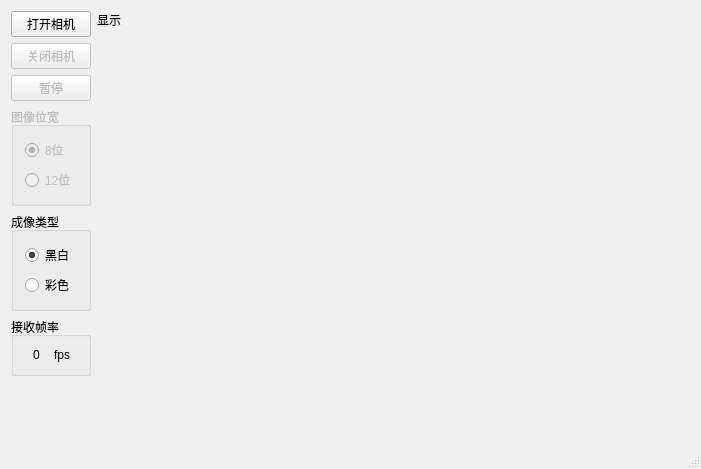
First picture: the form in usb3_camera/mainwindow.ui, repository betterorbest/usb_camera_with_Cypress, before the edit.
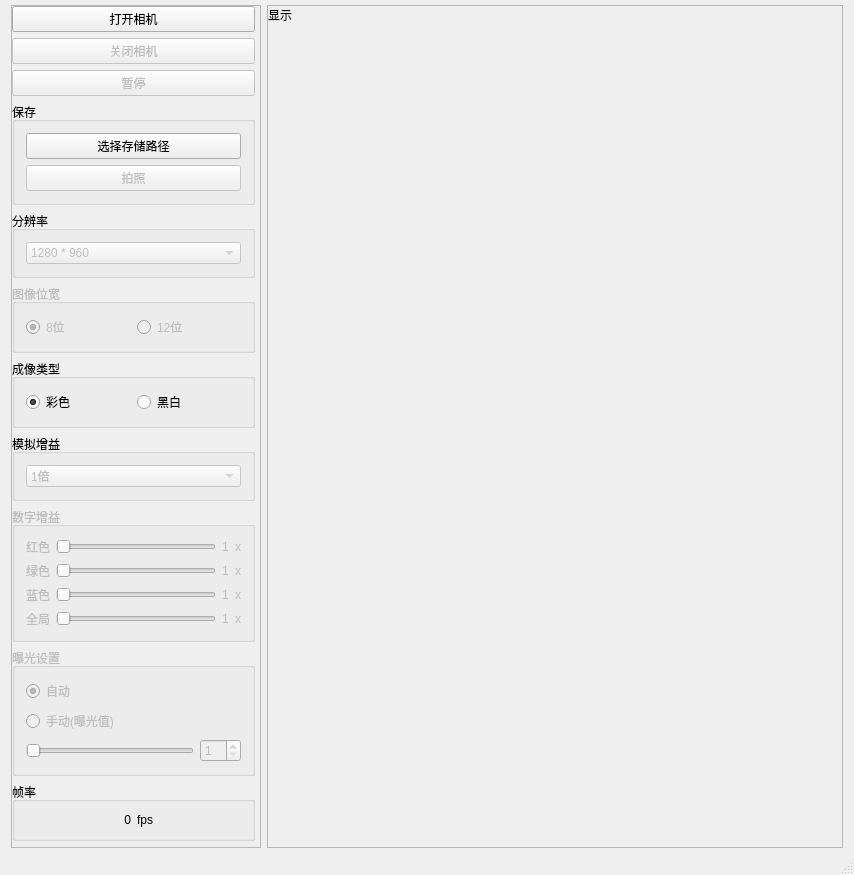
Second picture: the form after the edit.

Commit message: the basic function has realized without change the resolution

The edit to the form file:
```diff
--- a/usb3_camera/mainwindow.ui
+++ b/usb3_camera/mainwindow.ui
@@ -6,8 +6,8 @@
    <rect>
     <x>0</x>
     <y>0</y>
-    <width>701</width>
-    <height>469</height>
+    <width>854</width>
+    <height>875</height>
    </rect>
   </property>
   <property name="windowTitle">
@@ -15,8 +15,44 @@
   </property>
   <widget class="QWidget" name="centralWidget">
    <layout class="QHBoxLayout" name="horizontalLayout_3">
+    <property name="topMargin">
+     <number>5</number>
+    </property>
+    <property name="bottomMargin">
+     <number>5</number>
+    </property>
+    <item>
+     <widget class="QFrame" name="frame">
+      <property name="maximumSize">
+       <size>
+        <width>250</width>
+        <height>16777215</height>
+       </size>
+      </property>
+      <property name="frameShape">
+       <enum>QFrame::StyledPanel</enum>
+      </property>
+      <property name="frameShadow">
+       <enum>QFrame::Raised</enum>
+      </property>
+      <layout class="QVBoxLayout" name="verticalLayout_5">
+       <property name="leftMargin">
+        <number>0</number>
+       </property>
+       <property name="topMargin">
+        <number>0</number>
+       </property>
+       <property name="rightMargin">
+        <number>5</number>
+       </property>
+       <property name="bottomMargin">
+        <number>0</number>
+       </property>
     <item>
      <layout class="QVBoxLayout" name="verticalLayout">
+         <property name="sizeConstraint">
+          <enum>QLayout::SetDefaultConstraint</enum>
+         </property>
       <item>
        <widget class="QPushButton" name="m_startButton">
         <property name="text">
@@ -47,6 +83,72 @@
         </property>
        </widget>
       </item>
+         <item>
+          <widget class="QGroupBox" name="groupBox_5">
+           <property name="title">
+            <string>保存</string>
+           </property>
+           <layout class="QVBoxLayout" name="verticalLayout_6">
+            <item>
+             <widget class="QPushButton" name="m_pathChoosingButton">
+              <property name="text">
+               <string>选择存储路径</string>
+              </property>
+             </widget>
+            </item>
+            <item>
+             <widget class="QPushButton" name="m_imageTakingButton">
+              <property name="enabled">
+               <bool>false</bool>
+              </property>
+              <property name="text">
+               <string>拍照</string>
+              </property>
+             </widget>
+            </item>
+           </layout>
+          </widget>
+         </item>
+         <item>
+          <widget class="QGroupBox" name="groupBox">
+           <property name="enabled">
+            <bool>true</bool>
+           </property>
+           <property name="title">
+            <string>分辨率</string>
+           </property>
+           <layout class="QHBoxLayout" name="horizontalLayout_7">
+            <item>
+             <widget class="QComboBox" name="m_resolutionSwitching">
+              <property name="enabled">
+               <bool>false</bool>
+              </property>
+              <property name="editable">
+               <bool>false</bool>
+              </property>
+              <property name="currentIndex">
+               <number>2</number>
+              </property>
+              <item>
+               <property name="text">
+                <string>320 * 240</string>
+               </property>
+              </item>
+              <item>
+               <property name="text">
+                <string>640 * 480</string>
+               </property>
+              </item>
+              <item>
+               <property name="text">
+                <string>1280 * 960</string>
+               </property>
+              </item>
+             </widget>
+            </item>
+           </layout>
+          </widget>
+         </item>
       <item>
        <widget class="QGroupBox" name="m_bitsPerPixelChange">
         <property name="enabled">
@@ -55,7 +157,7 @@
         <property name="title">
          <string>图像位宽</string>
         </property>
-        <layout class="QVBoxLayout" name="verticalLayout_3">
+           <layout class="QHBoxLayout" name="horizontalLayout_4">
          <item>
           <widget class="QRadioButton" name="m_8bitsChoosed">
            <property name="text">
@@ -81,23 +183,419 @@
         <property name="title">
          <string>成像类型</string>
         </property>
-        <layout class="QVBoxLayout" name="verticalLayout_4">
-         <item>
-          <widget class="QRadioButton" name="radioButton_2">
-           <property name="text">
-            <string>黑白</string>
-           </property>
-           <property name="checked">
-            <bool>true</bool>
-           </property>
-          </widget>
-         </item>
+           <layout class="QHBoxLayout" name="horizontalLayout_5">
          <item>
           <widget class="QRadioButton" name="m_colorImageChoosed">
            <property name="text">
             <string>彩色</string>
            </property>
-          </widget>
+              <property name="checked">
+               <bool>true</bool>
+              </property>
+             </widget>
+            </item>
+            <item>
+             <widget class="QRadioButton" name="radioButton_2">
+              <property name="text">
+               <string>黑白</string>
+              </property>
+              <property name="checked">
+               <bool>false</bool>
+              </property>
+             </widget>
+            </item>
+           </layout>
+          </widget>
+         </item>
+         <item>
+          <widget class="QGroupBox" name="groupBox_3">
+           <property name="enabled">
+            <bool>true</bool>
+           </property>
+           <property name="title">
+            <string>模拟增益</string>
+           </property>
+           <layout class="QHBoxLayout" name="horizontalLayout_6">
+            <item>
+             <widget class="QComboBox" name="m_analogGainSet">
+              <property name="enabled">
+               <bool>false</bool>
+              </property>
+              <item>
+               <property name="text">
+                <string>1倍</string>
+               </property>
+              </item>
+              <item>
+               <property name="text">
+                <string>2倍</string>
+               </property>
+              </item>
+              <item>
+               <property name="text">
+                <string>4倍</string>
+               </property>
+              </item>
+              <item>
+               <property name="text">
+                <string>8倍</string>
+               </property>
+              </item>
+              <item>
+               <property name="text">
+                <string>10倍</string>
+               </property>
+              </item>
+             </widget>
+            </item>
+           </layout>
+          </widget>
+         </item>
+         <item>
+          <widget class="QGroupBox" name="m_digitalGainSet">
+           <property name="enabled">
+            <bool>false</bool>
+           </property>
+           <property name="title">
+            <string>数字增益</string>
+           </property>
+           <layout class="QVBoxLayout" name="verticalLayout_3">
+            <item>
+             <layout class="QHBoxLayout" name="horizontalLayout_11">
+              <item>
+               <widget class="QLabel" name="label_11">
+                <property name="text">
+                 <string>红色</string>
+                </property>
+               </widget>
+              </item>
+              <item>
+               <widget class="QSlider" name="m_rGainSet">
+                <property name="sizePolicy">
+                 <sizepolicy hsizetype="MinimumExpanding" vsizetype="Fixed">
+                  <horstretch>0</horstretch>
+                  <verstretch>0</verstretch>
+                 </sizepolicy>
+                </property>
+                <property name="maximumSize">
+                 <size>
+                  <width>16777215</width>
+                  <height>16777215</height>
+                 </size>
+                </property>
+                <property name="minimum">
+                 <number>1</number>
+                </property>
+                <property name="maximum">
+                 <number>8</number>
+                </property>
+                <property name="pageStep">
+                 <number>1</number>
+                </property>
+                <property name="orientation">
+                 <enum>Qt::Horizontal</enum>
+                </property>
+                <property name="invertedAppearance">
+                 <bool>false</bool>
+                </property>
+                <property name="invertedControls">
+                 <bool>false</bool>
+                </property>
+                <property name="tickPosition">
+                 <enum>QSlider::NoTicks</enum>
+                </property>
+                <property name="tickInterval">
+                 <number>1</number>
+                </property>
+               </widget>
+              </item>
+              <item>
+               <widget class="QLabel" name="m_rGain">
+                <property name="text">
+                 <string>1</string>
+                </property>
+               </widget>
+              </item>
+              <item>
+               <widget class="QLabel" name="label_13">
+                <property name="text">
+                 <string>x</string>
+                </property>
+               </widget>
+              </item>
+             </layout>
+            </item>
+            <item>
+             <layout class="QHBoxLayout" name="horizontalLayout_10">
+              <item>
+               <widget class="QLabel" name="label_8">
+                <property name="text">
+                 <string>绿色</string>
+                </property>
+               </widget>
+              </item>
+              <item>
+               <widget class="QSlider" name="m_gGainSet">
+                <property name="sizePolicy">
+                 <sizepolicy hsizetype="MinimumExpanding" vsizetype="Fixed">
+                  <horstretch>0</horstretch>
+                  <verstretch>0</verstretch>
+                 </sizepolicy>
+                </property>
+                <property name="maximumSize">
+                 <size>
+                  <width>16777215</width>
+                  <height>16777215</height>
+                 </size>
+                </property>
+                <property name="minimum">
+                 <number>1</number>
+                </property>
+                <property name="maximum">
+                 <number>8</number>
+                </property>
+                <property name="pageStep">
+                 <number>1</number>
+                </property>
+                <property name="orientation">
+                 <enum>Qt::Horizontal</enum>
+                </property>
+                <property name="invertedAppearance">
+                 <bool>false</bool>
+                </property>
+                <property name="invertedControls">
+                 <bool>false</bool>
+                </property>
+                <property name="tickPosition">
+                 <enum>QSlider::NoTicks</enum>
+                </property>
+                <property name="tickInterval">
+                 <number>1</number>
+                </property>
+               </widget>
+              </item>
+              <item>
+               <widget class="QLabel" name="m_gGain">
+                <property name="text">
+                 <string>1</string>
+                </property>
+               </widget>
+              </item>
+              <item>
+               <widget class="QLabel" name="label_10">
+                <property name="text">
+                 <string>x</string>
+                </property>
+               </widget>
+              </item>
+             </layout>
+            </item>
+            <item>
+             <layout class="QHBoxLayout" name="horizontalLayout_9">
+              <item>
+               <widget class="QLabel" name="label_5">
+                <property name="text">
+                 <string>蓝色</string>
+                </property>
+               </widget>
+              </item>
+              <item>
+               <widget class="QSlider" name="m_bGainSet">
+                <property name="sizePolicy">
+                 <sizepolicy hsizetype="MinimumExpanding" vsizetype="Fixed">
+                  <horstretch>0</horstretch>
+                  <verstretch>0</verstretch>
+                 </sizepolicy>
+                </property>
+                <property name="maximumSize">
+                 <size>
+                  <width>16777215</width>
+                  <height>16777215</height>
+                 </size>
+                </property>
+                <property name="minimum">
+                 <number>1</number>
+                </property>
+                <property name="maximum">
+                 <number>8</number>
+                </property>
+                <property name="pageStep">
+                 <number>1</number>
+                </property>
+                <property name="orientation">
+                 <enum>Qt::Horizontal</enum>
+                </property>
+                <property name="invertedAppearance">
+                 <bool>false</bool>
+                </property>
+                <property name="invertedControls">
+                 <bool>false</bool>
+                </property>
+                <property name="tickPosition">
+                 <enum>QSlider::NoTicks</enum>
+                </property>
+                <property name="tickInterval">
+                 <number>1</number>
+                </property>
+               </widget>
+              </item>
+              <item>
+               <widget class="QLabel" name="m_bGain">
+                <property name="text">
+                 <string>1</string>
+                </property>
+               </widget>
+              </item>
+              <item>
+               <widget class="QLabel" name="label_7">
+                <property name="text">
+                 <string>x</string>
+                </property>
+               </widget>
+              </item>
+             </layout>
+            </item>
+            <item>
+             <layout class="QHBoxLayout" name="horizontalLayout_8">
+              <item>
+               <widget class="QLabel" name="label_2">
+                <property name="text">
+                 <string>全局</string>
+                </property>
+               </widget>
+              </item>
+              <item>
+               <widget class="QSlider" name="m_globalGainSet">
+                <property name="sizePolicy">
+                 <sizepolicy hsizetype="MinimumExpanding" vsizetype="Fixed">
+                  <horstretch>0</horstretch>
+                  <verstretch>0</verstretch>
+                 </sizepolicy>
+                </property>
+                <property name="maximumSize">
+                 <size>
+                  <width>16777215</width>
+                  <height>16777215</height>
+                 </size>
+                </property>
+                <property name="minimum">
+                 <number>1</number>
+                </property>
+                <property name="maximum">
+                 <number>8</number>
+                </property>
+                <property name="pageStep">
+                 <number>1</number>
+                </property>
+                <property name="orientation">
+                 <enum>Qt::Horizontal</enum>
+                </property>
+                <property name="invertedAppearance">
+                 <bool>false</bool>
+                </property>
+                <property name="invertedControls">
+                 <bool>false</bool>
+                </property>
+                <property name="tickPosition">
+                 <enum>QSlider::NoTicks</enum>
+                </property>
+                <property name="tickInterval">
+                 <number>1</number>
+                </property>
+               </widget>
+              </item>
+              <item>
+               <widget class="QLabel" name="m_globalGain">
+                <property name="text">
+                 <string>1</string>
+                </property>
+               </widget>
+              </item>
+              <item>
+               <widget class="QLabel" name="label">
+                <property name="text">
+                 <string>x</string>
+                </property>
+               </widget>
+              </item>
+             </layout>
+            </item>
+           </layout>
+          </widget>
+         </item>
+         <item>
+          <widget class="QGroupBox" name="m_exposureMode">
+           <property name="enabled">
+            <bool>false</bool>
+           </property>
+           <property name="title">
+            <string>曝光设置</string>
+           </property>
+           <layout class="QVBoxLayout" name="verticalLayout_4">
+            <item>
+             <widget class="QRadioButton" name="m_autoExposure">
+              <property name="text">
+               <string>自动</string>
+              </property>
+              <property name="checked">
+               <bool>true</bool>
+              </property>
+             </widget>
+            </item>
+            <item>
+             <widget class="QRadioButton" name="m_manualExposure">
+              <property name="text">
+               <string>手动(曝光值)</string>
+              </property>
+             </widget>
+            </item>
+            <item>
+             <layout class="QHBoxLayout" name="horizontalLayout_12">
+              <item>
+               <widget class="QSlider" name="m_exposureSlider">
+                <property name="enabled">
+                 <bool>false</bool>
+                </property>
+                <property name="sizePolicy">
+                 <sizepolicy hsizetype="MinimumExpanding" vsizetype="Fixed">
+                  <horstretch>0</horstretch>
+                  <verstretch>0</verstretch>
+                 </sizepolicy>
+                </property>
+                <property name="maximumSize">
+                 <size>
+                  <width>16777215</width>
+                  <height>16777215</height>
+                 </size>
+                </property>
+                <property name="minimum">
+                 <number>1</number>
+                </property>
+                <property name="maximum">
+                 <number>92</number>
+                </property>
+                <property name="singleStep">
+                 <number>1</number>
+                </property>
+                <property name="orientation">
+                 <enum>Qt::Horizontal</enum>
+                </property>
+               </widget>
+              </item>
+              <item>
+               <widget class="QSpinBox" name="m_exposureSpinBox">
+                <property name="enabled">
+                 <bool>false</bool>
+                </property>
+                <property name="minimum">
+                 <number>1</number>
+                </property>
+                <property name="maximum">
+                 <number>92</number>
+                </property>
+               </widget>
+              </item>
+             </layout>
          </item>
         </layout>
        </widget>
@@ -105,7 +603,7 @@
       <item>
        <widget class="QGroupBox" name="groupBox_2">
         <property name="title">
-         <string>接收帧率</string>
+            <string>帧率</string>
         </property>
         <layout class="QHBoxLayout" name="horizontalLayout_2">
          <item>
@@ -120,7 +618,7 @@
             <enum>Qt::AutoText</enum>
            </property>
            <property name="alignment">
-            <set>Qt::AlignCenter</set>
+               <set>Qt::AlignRight|Qt::AlignTrailing|Qt::AlignVCenter</set>
            </property>
           </widget>
          </item>
@@ -129,6 +627,9 @@
            <property name="text">
             <string>fps</string>
            </property>
+              <property name="alignment">
+               <set>Qt::AlignLeading|Qt::AlignLeft|Qt::AlignVCenter</set>
+              </property>
           </widget>
          </item>
         </layout>
@@ -149,6 +650,33 @@
       </item>
      </layout>
     </item>
+      </layout>
+     </widget>
+    </item>
+    <item>
+     <widget class="QFrame" name="frame_2">
+      <property name="frameShape">
+       <enum>QFrame::StyledPanel</enum>
+      </property>
+      <property name="frameShadow">
+       <enum>QFrame::Raised</enum>
+      </property>
+      <layout class="QVBoxLayout" name="verticalLayout_7">
+       <property name="spacing">
+        <number>7</number>
+       </property>
+       <property name="leftMargin">
+        <number>0</number>
+       </property>
+       <property name="topMargin">
+        <number>0</number>
+       </property>
+       <property name="rightMargin">
+        <number>0</number>
+       </property>
+       <property name="bottomMargin">
+        <number>0</number>
+       </property>
     <item>
      <layout class="QVBoxLayout" name="verticalLayout_2">
       <item>
@@ -194,8 +722,9 @@
      </layout>
     </item>
    </layout>
-   <zorder></zorder>
-   <zorder>m_showLabel</zorder>
+     </widget>
+    </item>
+   </layout>
   </widget>
   <widget class="QStatusBar" name="statusBar"/>
  </widget>
```
Left out of the diff: 2 changed lines with no effect on the pictures. Lines whose indentation alone changed are shown as unchanged. The commit also changes 11 other files.
